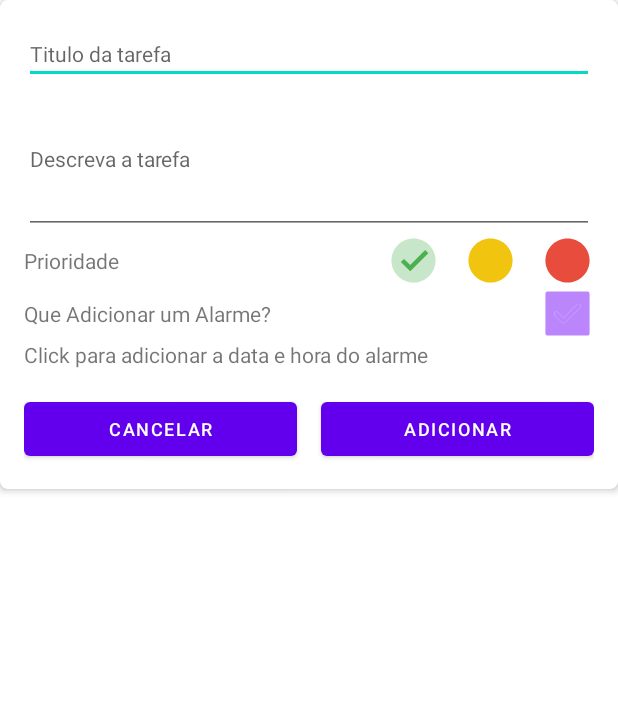
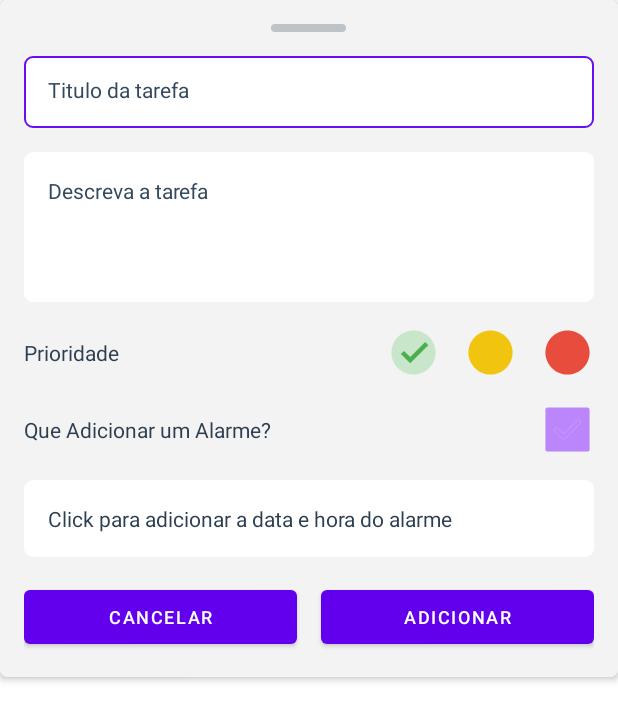
Before and after one commit to quanticheart/BlueList, an Android app: the layout dialog_add_to_do.xml on its own in the app's theme, with its tools: preview values and no code run, on a phone screen of 412 x 824 dp. Shown: the top 721 px of the screen. Run offline under Robolectric (Android 15) with nearby library versions, the phone set to English and light mode, and no system bars.

Commit message:
finish bottomsheet dialog style

```diff
--- a/app/src/main/java/com/quanticheart/bluelist/view/fragment/list/ToDoListFragment.kt
+++ b/app/src/main/java/com/quanticheart/bluelist/view/fragment/list/ToDoListFragment.kt
@@ -5,6 +5,7 @@ import com.quanticheart.bluelist.databinding.FragmentToDoListBinding
 import com.quanticheart.bluelist.view.fragment.list.adapter.ToDoAdapter
 import com.quanticheart.bluelist.view.fragment.list.dialog.addToDo
 import com.quanticheart.core.base.fragment.BaseFragment
+import com.quanticheart.core.extentions.commons.view.setSafeOnClickListener
 import com.quanticheart.core.extentions.system.observeListNotEmpty
 import com.quanticheart.core.generics.recyclerView.ListClickListener
 import com.quanticheart.domain.model.ToDoSimple
@@ -18,7 +19,7 @@ class ToDoListFragment :
     override fun onFinishBindingView(binding: FragmentToDoListBinding) {
         binding.viewModel = viewModel
         binding.adapter = adapter
-        binding.addMoreAmiibo.setOnClickListener {
+        binding.addMoreAmiibo.setSafeOnClickListener {
             addToDo {
                 viewModel?.addToDo(it)
             }
--- a/app/src/main/res/layout/dialog_add_to_do.xml
+++ b/app/src/main/res/layout/dialog_add_to_do.xml
@@ -15,40 +15,42 @@
         <LinearLayout
             android:layout_width="match_parent"
             android:layout_height="match_parent"
+            android:background="@color/background"
             android:orientation="vertical"
             android:padding="@dimen/default_margin">
 
+            <ImageView
+                android:layout_width="50dp"
+                android:layout_height="5dp"
+                android:layout_gravity="center"
+                android:background="@drawable/bottomsheet_slider_indicator"
+                tools:ignore="ContentDescription" />
+
             <EditText
                 android:id="@+id/title"
-                android:layout_width="match_parent"
-                android:layout_height="wrap_content"
+                style="@style/default_edittext"
+                android:layout_marginTop="@dimen/default_margin"
                 android:autofillHints="@string/hint_to_do_title"
-                android:hint="@string/hint_to_do_title"
-                android:inputType="text"
-                android:maxLength="255"
-                android:maxLines="1"
-                android:textSize="14sp" />
+                android:hint="@string/hint_to_do_title" />
 
             <EditText
                 android:id="@+id/desc"
-                android:layout_width="match_parent"
-                android:layout_height="100dp"
+                style="@style/default_edittext_text_field"
+                android:layout_marginTop="@dimen/default_margin"
                 android:autofillHints="@string/hint_to_do_description"
-                android:hint="@string/hint_to_do_description"
-                android:inputType="text"
-                android:maxLength="500"
-                android:maxLines="10"
-                android:textSize="14sp" />
+                android:hint="@string/hint_to_do_description" />
 
             <androidx.constraintlayout.widget.ConstraintLayout
                 android:layout_width="match_parent"
-                android:layout_height="wrap_content">
+                android:layout_height="wrap_content"
+                android:layout_marginTop="@dimen/default_margin">
 
                 <TextView
                     android:layout_width="wrap_content"
                     android:layout_height="wrap_content"
                     android:text="@string/hint_to_do_priority"
-                    android:textSize="14sp"
+                    android:textColor="@color/text_color"
+                    android:textSize="@dimen/default_text_size"
                     app:layout_constraintBottom_toBottomOf="parent"
                     app:layout_constraintLeft_toLeftOf="parent"
                     app:layout_constraintTop_toTopOf="parent" />
@@ -92,13 +94,15 @@
 
             <androidx.constraintlayout.widget.ConstraintLayout
                 android:layout_width="match_parent"
-                android:layout_height="wrap_content">
+                android:layout_height="wrap_content"
+                android:layout_marginTop="@dimen/default_margin">
 
                 <TextView
                     android:layout_width="wrap_content"
                     android:layout_height="wrap_content"
                     android:text="@string/hint_to_do_add_alarm"
-                    android:textSize="14sp"
+                    android:textColor="@color/text_color"
+                    android:textSize="@dimen/default_text_size"
                     app:layout_constraintBottom_toBottomOf="parent"
                     app:layout_constraintLeft_toLeftOf="parent"
                     app:layout_constraintTop_toTopOf="parent" />
@@ -117,8 +121,10 @@
 
             <TextView
                 android:id="@+id/addAlarmDate"
+                style="@style/default_edittext"
                 android:layout_width="match_parent"
                 android:layout_height="wrap_content"
+                android:layout_marginTop="@dimen/default_margin"
                 android:text="@string/hint_to_do_alarm_select_msg"
                 android:visibility="invisible"
                 tools:visibility="visible" />
--- /dev/null
+++ b/app/src/main/res/values/colors.xml
@@ -0,0 +1,3 @@
+<?xml version="1.0" encoding="utf-8"?>
+<resources>
+</resources>
--- /dev/null
+++ b/core/src/main/res/drawable/bottomsheet_slider_indicator.xml
@@ -0,0 +1,13 @@
+<ripple xmlns:android="http://schemas.android.com/apk/res/android"
+    xmlns:tools="http://schemas.android.com/tools"
+    android:color="#44ffffff"
+    tools:targetApi="lollipop">
+
+    <item>
+        <shape android:shape="rectangle">
+            <solid android:color="#bdc3c7" />
+            <corners android:radius="50dp" />
+        </shape>
+    </item>
+
+</ripple>
--- /dev/null
+++ b/core/src/main/res/drawable/edittext_default.xml
@@ -0,0 +1,17 @@
+
+<ripple xmlns:android="http://schemas.android.com/apk/res/android"
+    xmlns:tools="http://schemas.android.com/tools"
+    android:color="#44ffffff"
+    tools:targetApi="lollipop">
+
+    <item>
+        <shape android:shape="rectangle">
+            <solid android:color="@color/white" />
+            <stroke
+                android:width="1dp"
+                android:color="@color/white" />
+            <corners android:radius="@dimen/default_radius" />
+        </shape>
+    </item>
+
+</ripple>
--- /dev/null
+++ b/core/src/main/res/drawable/edittext_focus.xml
@@ -0,0 +1,16 @@
+<ripple xmlns:android="http://schemas.android.com/apk/res/android"
+    xmlns:tools="http://schemas.android.com/tools"
+    android:color="#44ffffff"
+    tools:targetApi="lollipop">
+
+    <item>
+        <shape android:shape="rectangle">
+            <solid android:color="@color/white" />
+            <stroke
+                android:width="1dp"
+                android:color="@color/purple_500" />
+            <corners android:radius="@dimen/default_radius" />
+        </shape>
+    </item>
+
+</ripple>
--- /dev/null
+++ b/core/src/main/res/drawable/selector_edittext.xml
@@ -0,0 +1,5 @@
+<?xml version="1.0" encoding="utf-8"?>
+<selector xmlns:android="http://schemas.android.com/apk/res/android">
+    <item android:drawable="@drawable/edittext_default" android:state_focused="false" />
+    <item android:drawable="@drawable/edittext_focus" android:state_focused="true" /> <!-- idle state -->
+</selector>
--- a/core/src/main/res/values/colors.xml
+++ b/core/src/main/res/values/colors.xml
@@ -1,15 +1,23 @@
 <resources>
+    <color name="background">#f3f3f3</color>
+
+    <color name="text_color">#2c3e50</color>
+    <color name="text_color_hint">#34495e</color>
+
     <color name="purple_200">#FFBB86FC</color>
     <color name="purple_500">#FF6200EE</color>
     <color name="purple_700">#FF3700B3</color>
     <color name="teal_200">#FF03DAC5</color>
     <color name="teal_700">#FF018786</color>
+
     <color name="black">#FF000000</color>
     <color name="white">#FFFFFFFF</color>
+
     <color name="priority_color_high">#e74c3c</color>
     <color name="priority_color_high_strong">#c0392b</color>
     <color name="priority_color_medium">#f1c40f</color>
     <color name="priority_color_medium_strong">#f39c12</color>
     <color name="priority_color_low">#c8e6c9</color>
     <color name="priority_color_low_strong">#4caf50</color>
+
 </resources>
--- a/core/src/main/res/values/dimens.xml
+++ b/core/src/main/res/values/dimens.xml
@@ -5,4 +5,6 @@
     <dimen name="default_elevation">3dp</dimen>
     <dimen name="default_margin">16dp</dimen>
 
+    <dimen name="default_text_size">14sp</dimen>
+
 </resources>
--- a/core/src/main/res/values/themes.xml
+++ b/core/src/main/res/values/themes.xml
@@ -11,7 +11,6 @@
         <item name="colorOnSecondary">@color/black</item>
         <!-- Status bar color. -->
         <item name="android:statusBarColor" tools:targetApi="l">?attr/colorPrimaryVariant</item>
-        <!-- Customize your theme here. -->
     </style>
 
     <style name="default_toolbar">
@@ -40,4 +39,28 @@
         <item name="android:paddingBottom">10dp</item>
         <item name="android:fadingEdge">none</item>
     </style>
+
+    <style name="default_edittext">
+        <item name="android:layout_width">match_parent</item>
+        <item name="android:layout_height">48dp</item>
+        <item name="android:background">@drawable/selector_edittext</item>
+        <item name="android:paddingLeft">8dp</item>
+        <item name="android:textColor">@color/text_color</item>
+        <item name="android:textColorHint">@color/text_color_hint</item>
+        <item name="android:textSize">@dimen/default_text_size</item>
+        <item name="android:padding">@dimen/default_margin</item>
+        <item name="android:inputType">text</item>
+        <item name="android:maxLength">250</item>
+        <item name="android:maxLines">1</item>
+    </style>
+
+    <style name="default_edittext_text_field" parent="default_edittext">
+        <item name="android:layout_width">match_parent</item>
+        <item name="android:layout_height">100dp</item>
+        <item name="android:inputType">text|textMultiLine</item>
+        <item name="android:gravity">top</item>
+        <item name="android:maxLength">500</item>
+        <item name="android:maxLines">10</item>
+    </style>
+
 </resources>
```
